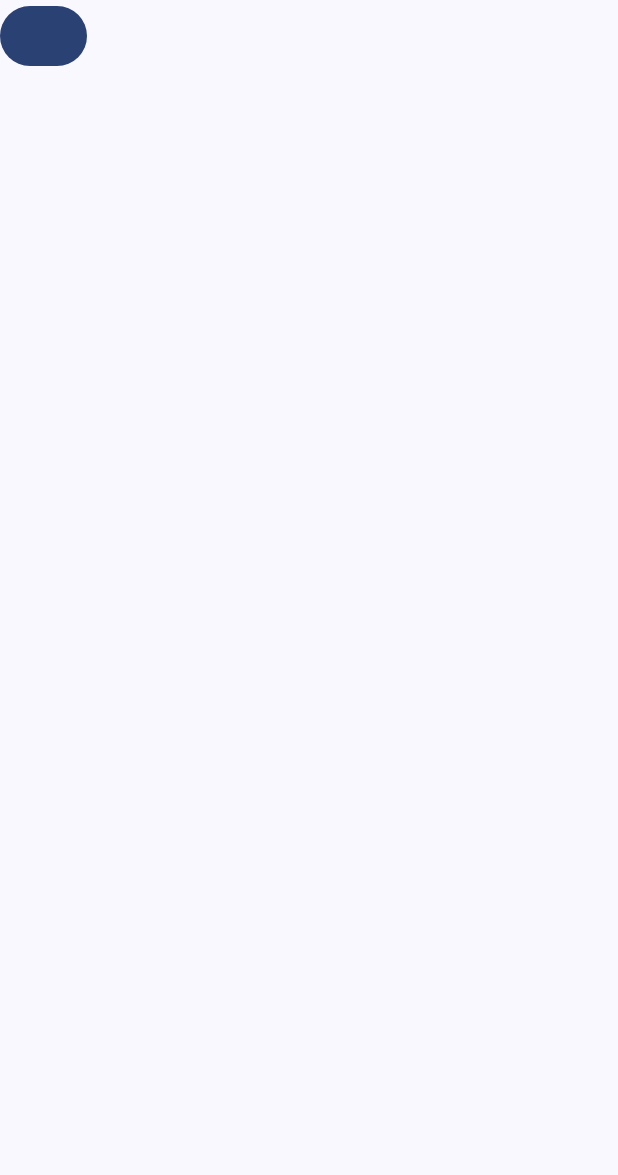
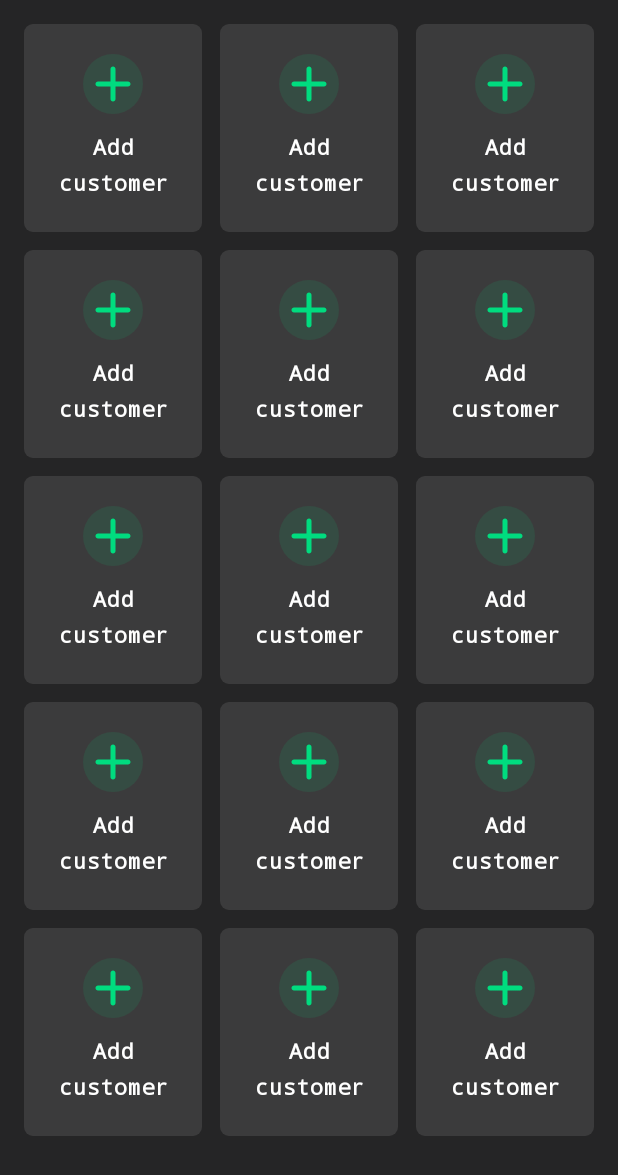
Before and after one commit to RiteshF7/AK49, an Android app built with Jetpack Compose: the screen it shows after launch (MainActivity), on a phone screen of 412 x 824 dp. Shown: the top 1175 px of the screen. Run offline under Robolectric (Android 15) with nearby library versions, the phone set to English and light mode, and no system bars.

Commit message:
Activity solution

```diff
--- a/app/rexnetwork/src/main/java/com/trex/rexnetwork/domain/firebasecore/fcm/fcmrequestscreen/FcmResutlActivity.kt
+++ b/app/rexnetwork/src/main/java/com/trex/rexnetwork/domain/firebasecore/fcm/fcmrequestscreen/FcmResutlActivity.kt
@@ -61,6 +61,7 @@ fun ResultScreen(
                 animation = tween(1000),
                 repeatMode = RepeatMode.Reverse,
             ),
+        label = "",
     )
 
     Box(
@@ -183,7 +184,7 @@ fun ResultScreenPreview() {
 // Theme color definitions (if needed)
 val colors =
     lightColorScheme(
-        primary = Color(0xFF2196F3),
+        primary = Color(0xFF00DC7F),
         secondary = Color(0xFF03A9F4),
         tertiary = Color(0xFF00BCD4),
         background = Color.Black,
--- /dev/null
+++ b/app/rexnetwork/src/main/res/values/colors.xml
@@ -0,0 +1,5 @@
+<?xml version="1.0" encoding="utf-8"?>
+<resources>
+    <color name="primary">#00dc7f</color>
+
+</resources>
--- a/app/src/main/java/com/trex/rexnetwork/MainActivity.kt
+++ b/app/src/main/java/com/trex/rexnetwork/MainActivity.kt
@@ -4,18 +4,15 @@ import android.os.Bundle
 import androidx.activity.ComponentActivity
 import androidx.activity.compose.setContent
 import androidx.activity.enableEdgeToEdge
+import androidx.compose.foundation.background
 import androidx.compose.foundation.layout.Box
 import androidx.compose.foundation.layout.fillMaxSize
 import androidx.compose.foundation.layout.padding
-import androidx.compose.material3.Button
 import androidx.compose.material3.Scaffold
 import androidx.compose.ui.Modifier
-import com.trex.rexnetwork.data.ActionMessageDTO
-import com.trex.rexnetwork.data.Actions
-import com.trex.rexnetwork.domain.repositories.SendActionMessageRepository
+import androidx.compose.ui.graphics.Color
+import androidx.compose.ui.unit.dp
 import com.trex.rexnetwork.ui.theme.RexNetworkTheme
-import kotlinx.coroutines.GlobalScope
-import kotlinx.coroutines.launch
 
 class MainActivity : ComponentActivity() {
     override fun onCreate(savedInstanceState: Bundle?) {
@@ -24,8 +21,13 @@ class MainActivity : ComponentActivity() {
         setContent {
             RexNetworkTheme {
                 Scaffold(modifier = Modifier.fillMaxSize()) { innerPadding ->
-                    Box(modifier = Modifier.padding(innerPadding)) {
-                        Button(onClick = { send() }) {
+                    Box(
+                        modifier = Modifier
+                            .padding(innerPadding)
+                            .background(color = Color.Black.copy(alpha = 0.85f))
+                    ) {
+                        Box(modifier = Modifier.padding(10.dp)) {
+                            ActionGrid()
                         }
                     }
                 }
@@ -33,16 +35,4 @@ class MainActivity : ComponentActivity() {
         }
     }
 
-    fun send() {
-        val messageDTO =
-            ActionMessageDTO(
-                "some token",
-                Actions.ACTION_UNLOCK_DEVICE,
-                mapOf("some" to "some"),
-            )
-
-        GlobalScope.launch {
-            SendActionMessageRepository().sendActionMessage(messageDTO)
-        }
-    }
 }
--- /dev/null
+++ b/app/src/main/java/com/trex/rexnetwork/composables.kt
@@ -0,0 +1,106 @@
+package com.trex.rexnetwork
+
+import androidx.compose.foundation.layout.Arrangement
+import androidx.compose.foundation.layout.Column
+import androidx.compose.foundation.layout.Spacer
+import androidx.compose.foundation.layout.fillMaxSize
+import androidx.compose.foundation.layout.height
+import androidx.compose.foundation.layout.padding
+import androidx.compose.foundation.layout.width
+import androidx.compose.foundation.layout.wrapContentWidth
+import androidx.compose.foundation.lazy.grid.GridCells
+import androidx.compose.foundation.lazy.grid.LazyVerticalGrid
+import androidx.compose.foundation.lazy.grid.items
+import androidx.compose.foundation.shape.RoundedCornerShape
+import androidx.compose.material.icons.Icons
+import androidx.compose.material.icons.rounded.Add
+import androidx.compose.material3.Card
+import androidx.compose.material3.CardDefaults
+import androidx.compose.material3.Icon
+import androidx.compose.material3.Text
+import androidx.compose.runtime.Composable
+import androidx.compose.ui.Alignment
+import androidx.compose.ui.Modifier
+import androidx.compose.ui.graphics.Color
+import androidx.compose.ui.graphics.vector.ImageVector
+import androidx.compose.ui.res.colorResource
+import androidx.compose.ui.text.font.FontFamily
+import androidx.compose.ui.text.font.FontWeight
+import androidx.compose.ui.text.style.TextAlign
+import androidx.compose.ui.tooling.preview.Preview
+import androidx.compose.ui.unit.dp
+import androidx.compose.ui.unit.sp
+
+
+@Preview
+@Composable
+fun preview() {
+    ActionGrid()
+}
+
+@Composable
+fun ActionGrid() {
+    val list = listOf(1, 2, 3, 4, 5, 6, 7, 8, 9, 0, 1, 2, 3, 4, 5)
+    LazyVerticalGrid(
+        columns = GridCells.Fixed(3),
+        modifier = Modifier.fillMaxSize()
+    ) {
+        items(list) { item ->
+            ActionCard()
+        }
+    }
+}
+
+@Composable
+fun ActionCard() {
+    Card(
+        modifier = Modifier
+            .padding(6.dp),
+        shape = RoundedCornerShape(6.dp),
+        colors = CardDefaults.cardColors(
+            containerColor = Color.White.copy(alpha = 0.1f),
+        ),
+
+        ) {
+        Column(
+            modifier = Modifier
+                .padding(20.dp)
+                .wrapContentWidth(Alignment.CenterHorizontally)
+            ,
+
+            horizontalAlignment = Alignment.CenterHorizontally,
+        ) {
+            RoundShadowIcon(Icons.Rounded.Add)
+            Spacer(Modifier.padding(5.dp))
+            Text(
+                textAlign = TextAlign.Center,
+                text = "Add customer",
+                fontSize = 14.sp,
+                fontFamily = FontFamily.Monospace,
+                fontWeight = FontWeight.Bold,
+                softWrap = true,
+                color = Color.White
+            )
+        }
+    }
+}
+
+@Composable
+fun RoundShadowIcon(icon: ImageVector) {
+    val mPrimaryColor = colorResource(R.color.primary)
+    Card(
+        shape = RoundedCornerShape(60.dp),
+        colors = CardDefaults.cardColors(
+            containerColor = mPrimaryColor.copy(alpha = 0.1f),
+        ),
+    ) {
+        Icon(
+            modifier = Modifier
+                .height(40.dp)
+                .width(40.dp),
+            imageVector = icon,
+            tint = mPrimaryColor,
+            contentDescription = ""
+        )
+    }
+}
--- a/app/src/main/res/values/colors.xml
+++ b/app/src/main/res/values/colors.xml
@@ -7,4 +7,6 @@
     <color name="teal_700">#FF018786</color>
     <color name="black">#FF000000</color>
     <color name="white">#FFFFFFFF</color>
+    <color name="primary">#00dc7f</color>
+
 </resources>
```
Also changed, not shown: app/src/main/java/com/trex/rexnetwork/PayloadReceiver.kt (deleted, +0 -43 lines).
